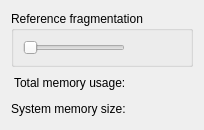
The window that src/plugins/genome_aligner/src/ui/BuildSuffixArraySettings.ui (violethaze74/ugene) describes before a commit, drawn with Qt 5.
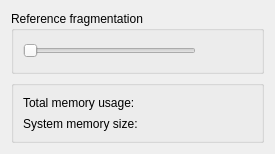
The same window after the commit.

The edit to the form file:
```diff
--- a/src/plugins/genome_aligner/src/ui/BuildSuffixArraySettings.ui
+++ b/src/plugins/genome_aligner/src/ui/BuildSuffixArraySettings.ui
@@ -6,10 +6,22 @@
    <rect>
     <x>0</x>
     <y>0</y>
-    <width>194</width>
-    <height>127</height>
+    <width>275</width>
+    <height>154</height>
    </rect>
   </property>
+  <property name="sizePolicy">
+   <sizepolicy hsizetype="Preferred" vsizetype="Minimum">
+    <horstretch>0</horstretch>
+    <verstretch>0</verstretch>
+   </sizepolicy>
+  </property>
+  <property name="minimumSize">
+   <size>
+    <width>275</width>
+    <height>130</height>
+   </size>
+  </property>
   <property name="windowTitle">
    <string/>
   </property>
@@ -61,20 +73,25 @@
     </widget>
    </item>
    <item>
+    <widget class="QGroupBox" name="groupBox">
+     <property name="sizePolicy">
+      <sizepolicy hsizetype="Minimum" vsizetype="Preferred">
+       <horstretch>0</horstretch>
+       <verstretch>0</verstretch>
+      </sizepolicy>
+     </property>
+     <property name="minimumSize">
+      <size>
+       <width>250</width>
+       <height>0</height>
+      </size>
+     </property>
+     <property name="title">
+      <string/>
+     </property>
+     <layout class="QGridLayout" name="gridLayout">
+      <item row="0" column="0">
     <layout class="QHBoxLayout" name="horizontalLayout_4">
-     <item>
-      <spacer name="horizontalSpacer_5">
-       <property name="orientation">
-        <enum>Qt::Horizontal</enum>
-       </property>
-       <property name="sizeHint" stdset="0">
-        <size>
-         <width>40</width>
-         <height>20</height>
-        </size>
-       </property>
-      </spacer>
-     </item>
      <item>
       <widget class="QLabel" name="label">
        <property name="text">
@@ -103,21 +120,8 @@
      </item>
     </layout>
    </item>
-   <item>
+      <item row="1" column="0">
     <layout class="QHBoxLayout" name="horizontalLayout_5">
-     <item>
-      <spacer name="horizontalSpacer_6">
-       <property name="orientation">
-        <enum>Qt::Horizontal</enum>
-       </property>
-       <property name="sizeHint" stdset="0">
-        <size>
-         <width>40</width>
-         <height>20</height>
-        </size>
-       </property>
-      </spacer>
-     </item>
      <item>
       <widget class="QLabel" name="label_3">
        <property name="text">
@@ -145,6 +149,13 @@
       </widget>
      </item>
     </layout>
+      </item>
+     </layout>
+     <zorder></zorder>
+     <zorder></zorder>
+     <zorder></zorder>
+     <zorder></zorder>
+    </widget>
    </item>
   </layout>
  </widget>
```
Left out of the diff: 4 changed lines with no effect on the pictures. Lines whose indentation alone changed are shown as unchanged.
